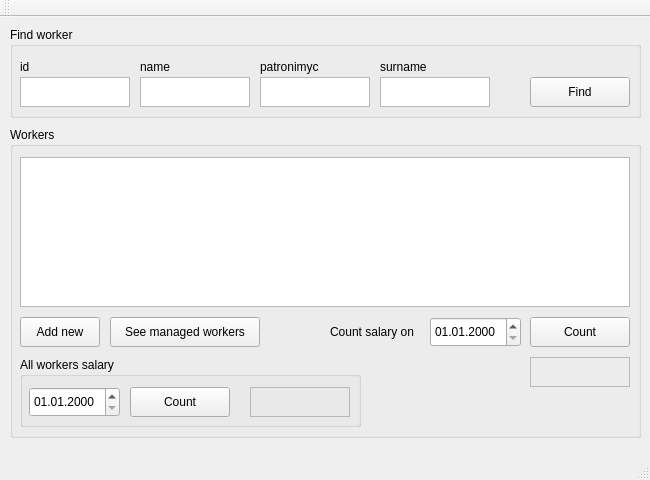
This is src/forms/mainwindow.ui in bspotf/workersbase as Qt 5 draws it before an edit. The edited form follows.
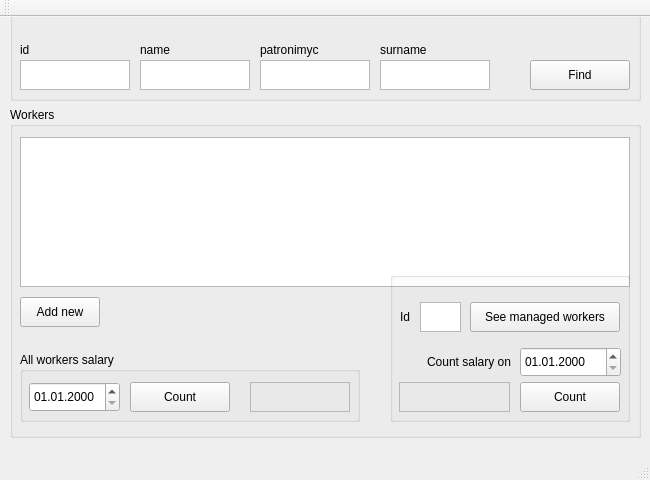
This is the edited form.

Commit message: count salary for every worker

What changed in the file:
```diff
--- a/src/forms/mainwindow.ui
+++ b/src/forms/mainwindow.ui
@@ -33,53 +33,14 @@
     <property name="geometry">
      <rect>
       <x>10</x>
-      <y>110</y>
+      <y>90</y>
       <width>631</width>
-      <height>311</height>
+      <height>331</height>
      </rect>
     </property>
     <property name="title">
      <string>Workers</string>
     </property>
-    <widget class="QPushButton" name="pushButtonCount">
-     <property name="geometry">
-      <rect>
-       <x>520</x>
-       <y>190</y>
-       <width>100</width>
-       <height>30</height>
-      </rect>
-     </property>
-     <property name="text">
-      <string>Count</string>
-     </property>
-    </widget>
-    <widget class="QLabel" name="labelCountSalary">
-     <property name="geometry">
-      <rect>
-       <x>320</x>
-       <y>190</y>
-       <width>101</width>
-       <height>30</height>
-      </rect>
-     </property>
-     <property name="text">
-      <string>Count salary on</string>
-     </property>
-    </widget>
-    <widget class="QPushButton" name="pushButtonSeeWorkers">
-     <property name="geometry">
-      <rect>
-       <x>100</x>
-       <y>190</y>
-       <width>150</width>
-       <height>30</height>
-      </rect>
-     </property>
-     <property name="text">
-      <string>See managed workers</string>
-     </property>
-    </widget>
     <widget class="QTableWidget" name="tableWidget">
      <property name="geometry">
       <rect>
@@ -90,54 +51,12 @@
       </rect>
      </property>
     </widget>
-    <widget class="QDateEdit" name="dateEdit">
-     <property name="geometry">
-      <rect>
-       <x>420</x>
-       <y>190</y>
-       <width>91</width>
-       <height>30</height>
-      </rect>
-     </property>
-     <property name="maximumDate">
-      <date>
-       <year>7937</year>
-       <month>12</month>
-       <day>31</day>
-      </date>
-     </property>
-     <property name="displayFormat">
-      <string>dd.MM.yyyy</string>
-     </property>
-    </widget>
-    <widget class="QLabel" name="labelWorkerSalary">
-     <property name="geometry">
-      <rect>
-       <x>520</x>
-       <y>230</y>
-       <width>100</width>
-       <height>30</height>
-      </rect>
-     </property>
-     <property name="layoutDirection">
-      <enum>Qt::LeftToRight</enum>
-     </property>
-     <property name="frameShape">
-      <enum>QFrame::StyledPanel</enum>
-     </property>
-     <property name="text">
-      <string/>
-     </property>
-     <property name="alignment">
-      <set>Qt::AlignRight|Qt::AlignTrailing|Qt::AlignVCenter</set>
-     </property>
-    </widget>
     <widget class="QGroupBox" name="groupBoxAllSalary">
      <property name="geometry">
       <rect>
        <x>10</x>
-       <y>230</y>
-       <width>341</width>
+       <y>245</y>
+       <width>340</width>
        <height>70</height>
       </rect>
      </property>
@@ -223,18 +142,141 @@
       <string>Add new</string>
      </property>
     </widget>
+    <widget class="QGroupBox" name="groupBox">
+     <property name="geometry">
+      <rect>
+       <x>380</x>
+       <y>165</y>
+       <width>240</width>
+       <height>150</height>
+      </rect>
+     </property>
+     <property name="title">
+      <string/>
+     </property>
+     <widget class="QPushButton" name="pushButtonCount">
+      <property name="geometry">
+       <rect>
+        <x>130</x>
+        <y>110</y>
+        <width>100</width>
+        <height>30</height>
+       </rect>
+      </property>
+      <property name="text">
+       <string>Count</string>
+      </property>
+     </widget>
+     <widget class="QPushButton" name="pushButtonSeeWorkers">
+      <property name="geometry">
+       <rect>
+        <x>80</x>
+        <y>30</y>
+        <width>150</width>
+        <height>30</height>
+       </rect>
+      </property>
+      <property name="text">
+       <string>See managed workers</string>
+      </property>
+     </widget>
+     <widget class="QDateEdit" name="dateEdit">
+      <property name="geometry">
+       <rect>
+        <x>130</x>
+        <y>75</y>
+        <width>101</width>
+        <height>30</height>
+       </rect>
+      </property>
+      <property name="maximumDate">
+       <date>
+        <year>7937</year>
+        <month>12</month>
+        <day>31</day>
+       </date>
+      </property>
+      <property name="displayFormat">
+       <string>dd.MM.yyyy</string>
+      </property>
+     </widget>
+     <widget class="QLabel" name="labelIdManager">
+      <property name="geometry">
+       <rect>
+        <x>10</x>
+        <y>30</y>
+        <width>16</width>
+        <height>30</height>
+       </rect>
+      </property>
+      <property name="text">
+       <string>Id</string>
+      </property>
+     </widget>
+     <widget class="QTextEdit" name="textEditIdManager">
+      <property name="enabled">
+       <bool>true</bool>
+      </property>
+      <property name="geometry">
+       <rect>
+        <x>30</x>
+        <y>30</y>
+        <width>41</width>
+        <height>30</height>
+       </rect>
+      </property>
+     </widget>
+     <widget class="QLabel" name="labelWorkerSalary">
+      <property name="geometry">
+       <rect>
+        <x>9</x>
+        <y>110</y>
+        <width>111</width>
+        <height>30</height>
+       </rect>
+      </property>
+      <property name="layoutDirection">
+       <enum>Qt::LeftToRight</enum>
+      </property>
+      <property name="frameShape">
+       <enum>QFrame::StyledPanel</enum>
+      </property>
+      <property name="text">
+       <string/>
+      </property>
+      <property name="alignment">
+       <set>Qt::AlignRight|Qt::AlignTrailing|Qt::AlignVCenter</set>
+      </property>
+     </widget>
+     <widget class="QLabel" name="labelCountSalary">
+      <property name="geometry">
+       <rect>
+        <x>10</x>
+        <y>75</y>
+        <width>111</width>
+        <height>30</height>
+       </rect>
+      </property>
+      <property name="text">
+       <string>Count salary on</string>
+      </property>
+      <property name="alignment">
+       <set>Qt::AlignRight|Qt::AlignTrailing|Qt::AlignVCenter</set>
+      </property>
+     </widget>
+    </widget>
    </widget>
    <widget class="QGroupBox" name="groupBoxFindWorker">
     <property name="geometry">
      <rect>
       <x>10</x>
-      <y>10</y>
+      <y>-7</y>
       <width>631</width>
       <height>91</height>
      </rect>
     </property>
     <property name="title">
-     <string>Find worker</string>
+     <string/>
     </property>
     <widget class="QPushButton" name="pushButtonFind">
      <property name="geometry">
```
The commit also changes 3 other files.
